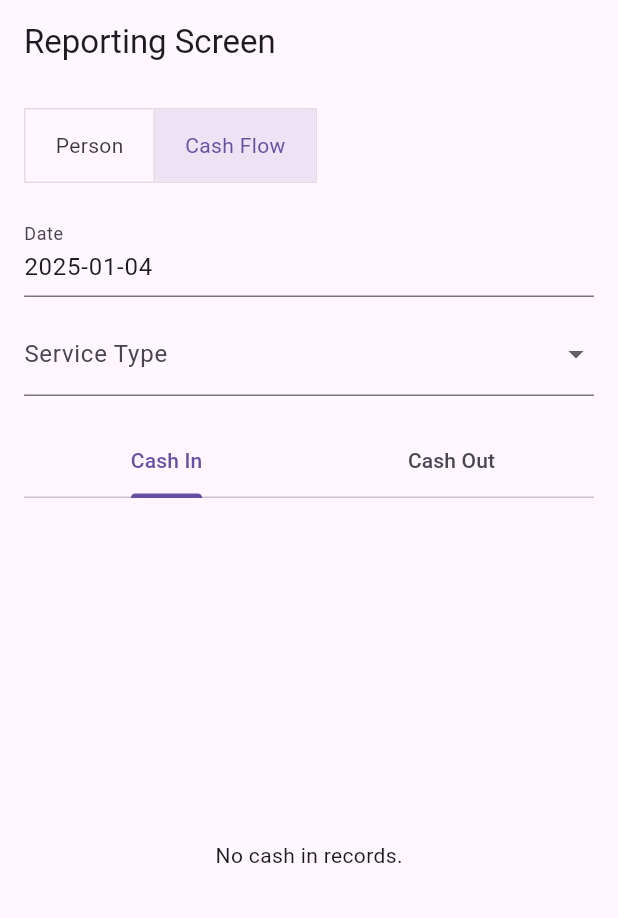
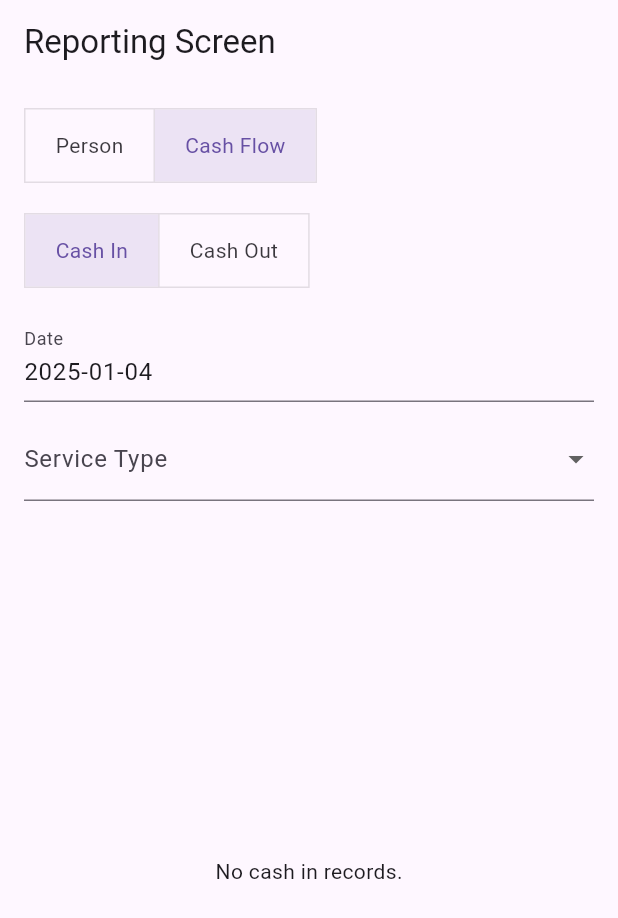
Before and after one commit to gulezahranaqvi812004/Salon-Management-System, a Flutter app: the screen it shows after launch, after a tap on "Cash Flow", on a phone screen of 412 x 824 dp. Shown: the top 918 px of the screen. Run offline on Flutter 3.47's test engine with Material 3 defaults, Android fonts, the phone set to English and light mode, and no system bars; our stand-ins replace cloud_firestore, firebase_core; accounts and stored records are empty.

Commit message:
Filters Added

```diff
--- a/lib/screens/reporting_screen.dart
+++ b/lib/screens/reporting_screen.dart
@@ -10,17 +10,31 @@ class ReportingScreen extends StatefulWidget {
 
 class _ReportingScreenState extends State<ReportingScreen> {
   bool isPersonSelected = true; // Toggle between 'Person' and 'Cash Flow'
-  String? _selectedServiceType;
+  bool isCashInSelected = true; // Toggle between 'Cash In' and 'Cash Out'
+  String? _selectedServiceType; // For 'Cash In'
+  String? _selectedExpenseCategory; // For 'Cash Out'
   String? _selectedDate;
   final FirebaseFirestore _firestore = FirebaseFirestore.instance;
 
   // Filter controllers
   final TextEditingController _dateController = TextEditingController();
   final TextEditingController _serviceTypeController = TextEditingController();
+  final TextEditingController _expenseCategoryController = TextEditingController();
 
-  // Service types for filtering
+  // Service types for filtering (Cash In)
   final List<String> _serviceTypes = [
     'Haircut', 'Facial', 'Massage', 'Manicure', 'Pedicure', 'Hair Coloring', 'Other'
+  ];
+
+  // Expense categories for filtering (Cash Out)
+  final List<String> _expenseCategories = [
+    'Salary',
+    'Miscellaneous',
+    'Supplies',
+    'Rent',
+    'Utilities',
+    'Staff Payment',
+    'Other'
   ];
 
   @override
@@ -34,27 +48,39 @@ class _ReportingScreenState extends State<ReportingScreen> {
     return _firestore.collection('persons').snapshots();
   }
 
-  // Function to fetch Cash Flow data (Cash In and Cash Out)
-  Stream<QuerySnapshot> _getCashFlowData() {
-    Query query = _firestore.collectionGroup('cash_in');
-    // Apply Date filter
+  // Function to fetch Cash Flow data (Cash In)
+  Stream<QuerySnapshot> _getCashInData() {
+    CollectionReference collection = _firestore.collection('cash_in');
+
+    Query query = collection;
+
+    // Apply Date filter if selected
     if (_selectedDate != null && _selectedDate!.isNotEmpty) {
       query = query.where('date', isEqualTo: _selectedDate);
     }
-    // Apply Service Type filter
+
+    // Apply Service Type filter if selected
     if (_selectedServiceType != null && _selectedServiceType!.isNotEmpty) {
       query = query.where('serviceType', isEqualTo: _selectedServiceType);
     }
+
     return query.snapshots();
   }
 
   // Function to fetch Cash Out data
   Stream<QuerySnapshot> _getCashOutData() {
     Query query = _firestore.collection('cash_out');
-    // Apply Date filter
+
+    // Apply Date filter if selected
     if (_selectedDate != null && _selectedDate!.isNotEmpty) {
       query = query.where('date', isEqualTo: _selectedDate);
     }
+
+    // Apply Expense Category filter if selected
+    if (_selectedExpenseCategory != null && _selectedExpenseCategory!.isNotEmpty) {
+      query = query.where('expenseCategory', isEqualTo: _selectedExpenseCategory);
+    }
+
     return query.snapshots();
   }
 
@@ -90,7 +116,29 @@ class _ReportingScreenState extends State<ReportingScreen> {
             ),
             const SizedBox(height: 20),
 
-            // Filters for Cash Flow (Date & Service Type)
+            // Toggle between Cash In and Cash Out
+            if (!isPersonSelected)
+              ToggleButtons(
+                children: const [
+                  Padding(
+                    padding: EdgeInsets.symmetric(horizontal: 20.0),
+                    child: Text('Cash In'),
+                  ),
+                  Padding(
+                    padding: EdgeInsets.symmetric(horizontal: 20.0),
+                    child: Text('Cash Out'),
+                  ),
+                ],
+                isSelected: [isCashInSelected, !isCashInSelected],
+                onPressed: (index) {
+                  setState(() {
+                    isCashInSelected = index == 0;
+                  });
+                },
+              ),
+            const SizedBox(height: 20),
+
+            // Filters for Cash Flow (Date & Service Type or Expense Category)
             if (!isPersonSelected) ...[
               TextFormField(
                 controller: _dateController,
@@ -112,6 +160,8 @@ class _ReportingScreenState extends State<ReportingScreen> {
                 },
               ),
               const SizedBox(height: 10),
+              if (isCashInSelected) ...[
+                // Cash In filters (Service Type)
                 DropdownButtonFormField<String>(
                   decoration: const InputDecoration(labelText: 'Service Type'),
                   value: _selectedServiceType,
@@ -127,6 +177,24 @@ class _ReportingScreenState extends State<ReportingScreen> {
                     });
                   },
                 ),
+              ] else ...[
+                // Cash Out filters (Expense Category)
+                DropdownButtonFormField<String>(
+                  decoration: const InputDecoration(labelText: 'Expense Category'),
+                  value: _selectedExpenseCategory,
+                  items: _expenseCategories.map((String expenseCategory) {
+                    return DropdownMenuItem<String>(
+                      value: expenseCategory,
+                      child: Text(expenseCategory),
+                    );
+                  }).toList(),
+                  onChanged: (String? newValue) {
+                    setState(() {
+                      _selectedExpenseCategory = newValue;
+                    });
+                  },
+                ),
+              ],
               const SizedBox(height: 20),
             ],
 
@@ -134,7 +202,9 @@ class _ReportingScreenState extends State<ReportingScreen> {
             Expanded(
               child: isPersonSelected
                   ? _buildPersonList() // Person data display
-                  : _buildCashFlowList(), // Cash Flow data display
+                  : isCashInSelected
+                  ? _buildCashInList() // Cash In data display
+                  : _buildCashOutList(), // Cash Out data display
             ),
           ],
         ),
@@ -171,24 +241,10 @@ class _ReportingScreenState extends State<ReportingScreen> {
     );
   }
 
-  // Function to build Cash Flow list
-  Widget _buildCashFlowList() {
-    return DefaultTabController(
-      length: 2,
-      child: Column(
-        children: [
-          TabBar(
-            tabs: const [
-              Tab(text: 'Cash In'),
-              Tab(text: 'Cash Out'),
-            ],
-          ),
-          Expanded(
-            child: TabBarView(
-              children: [
-                // Cash In
-                StreamBuilder<QuerySnapshot>(
-                  stream: _getCashFlowData(),
+  // Function to build Cash In list
+  Widget _buildCashInList() {
+    return StreamBuilder<QuerySnapshot>(
+      stream: _getCashInData(),
       builder: (context, snapshot) {
         if (snapshot.connectionState == ConnectionState.waiting) {
           return const Center(child: CircularProgressIndicator());
@@ -211,9 +267,12 @@ class _ReportingScreenState extends State<ReportingScreen> {
           },
         );
       },
-                ),
-                // Cash Out
-                StreamBuilder<QuerySnapshot>(
+    );
+  }
+
+  // Function to build Cash Out list
+  Widget _buildCashOutList() {
+    return StreamBuilder<QuerySnapshot>(
       stream: _getCashOutData(),
       builder: (context, snapshot) {
         if (snapshot.connectionState == ConnectionState.waiting) {
@@ -237,12 +296,6 @@ class _ReportingScreenState extends State<ReportingScreen> {
           },
         );
       },
-                ),
-              ],
-            ),
-          ),
-        ],
-      ),
     );
   }
 }
```
Also changed, not shown: lib/screens/home_screen.dart (added). Lines whose indentation alone changed are shown as unchanged.
